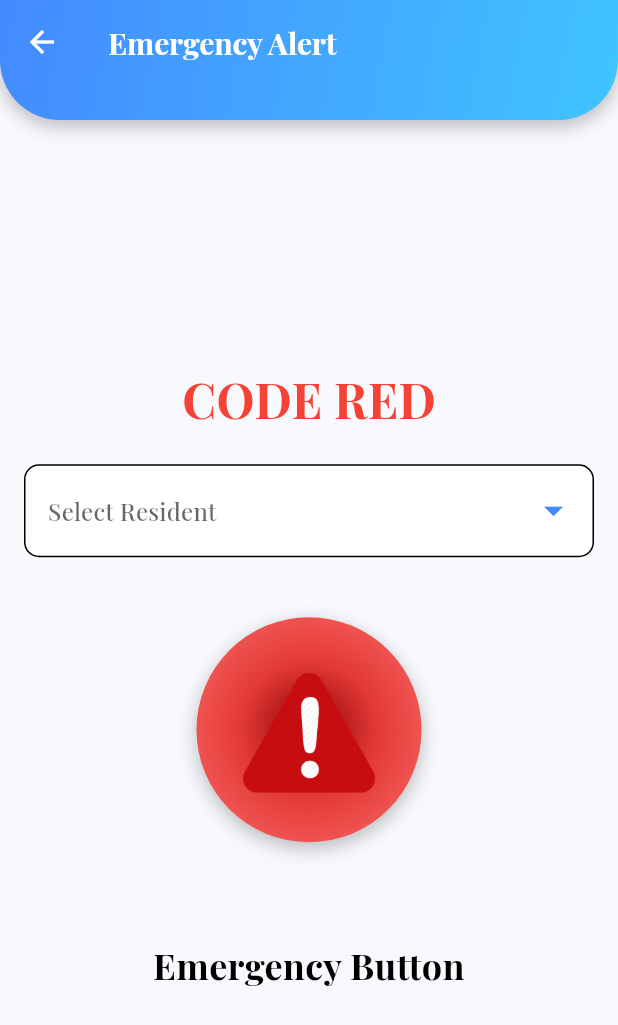
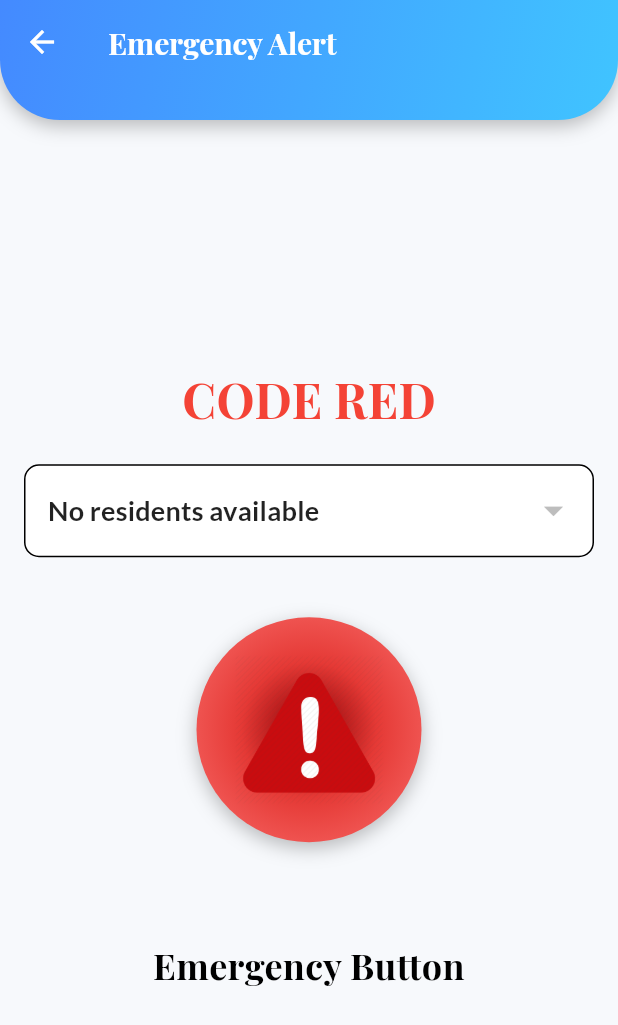
Before and after one commit to xxiimcha/lifeec-mobile, a Flutter app: the EmergencyAlertPage screen opened directly, on a phone screen of 412 x 824 dp. Shown: the top 1025 px of the screen. Run offline on Flutter 3.47's test engine with Material 3 defaults, Android fonts, the phone set to English and light mode, and no system bars; our stand-ins replace dropdown_search, file_picker, fl_chart, flutter_dotenv, font_awesome_flutter, google_fonts and 3 more; accounts and stored records are empty.

Commit message:
Emergency Alert tested

```diff
--- a/lib/activities.dart
+++ b/lib/activities.dart
@@ -76,7 +76,7 @@ class ActivitiesPageState extends State<ActivitiesPage> {
       };
 
       // Use the API URL from the .env file
-      final baseUrl = dotenv.env['API_URL'] ?? 'https://lifeec-mobile.onrender.com/api';
+      final baseUrl = dotenv.env['API_URL'] ?? 'http://localhost:5000/api';
       final url = Uri.parse('$baseUrl/activities/add');
 
       try {
--- a/lib/config.dart
+++ b/lib/config.dart
@@ -1,4 +1,4 @@
 class Config {
   static const String apiKey = "your_api_key_here";
-  static const String baseUrl = "https://lifeec-mobile.onrender.com/api";
+  static const String baseUrl = "http://localhost:5000/api";
 }
--- a/lib/emergency_alert.dart
+++ b/lib/emergency_alert.dart
@@ -204,7 +204,8 @@ class EmergencyAlertPageState extends State<EmergencyAlertPage> with SingleTicke
       borderRadius: BorderRadius.circular(10.0),
     ),
   ),
-                items: residents.map((resident) {
+  items: residents.isNotEmpty
+      ? residents.map((resident) {
           return DropdownMenuItem<String>(
             value: resident.name,
             child: Text(
@@ -216,16 +217,34 @@ class EmergencyAlertPageState extends State<EmergencyAlertPage> with SingleTicke
               ),
             ),
           );
-                }).toList(),
-                onChanged: (String? newValue) {
+        }).toList()
+      : [
+          DropdownMenuItem<String>(
+            value: null,
+            child: Text(
+              'No residents available',
+              style: GoogleFonts.lato(
+                fontSize: 18,
+                fontWeight: FontWeight.bold,
+                color: Colors.black87,
+              ),
+            ),
+          ),
+        ],
+  onChanged: residents.isNotEmpty
+      ? (String? newValue) {
           setState(() {
             _selectedResident = newValue;
           });
-                },
+        }
+      : null,
   dropdownColor: Colors.white,
-                icon: const Icon(Icons.arrow_drop_down, color: Colors.blueAccent),
+  icon: residents.isNotEmpty
+      ? const Icon(Icons.arrow_drop_down, color: Colors.blueAccent)
+      : null,
   iconSize: 30,
 ),
+
               const SizedBox(height: 40),
               GestureDetector(
                 onTapDown: _onTapDown,
--- a/lib/family_chat.dart
+++ b/lib/family_chat.dart
@@ -63,7 +63,7 @@ class FamilyChatPageState extends State<FamilyChatPage> {
 
     try {
       // Construct URL with query parameters
-      final url = Uri.parse('https://lifeec-mobile.onrender.com/api/messages/between-users?senderId=$_senderId&receiverId=${widget.id}');
+      final url = Uri.parse('http://localhost:5000/api/messages/between-users?senderId=$_senderId&receiverId=${widget.id}');
 
       final response = await http.get(url);
 
--- a/lib/health_management.dart
+++ b/lib/health_management.dart
@@ -77,7 +77,7 @@ class HealthManagementPageState extends State<HealthManagementPage> {
   Future<void> fetchResidentData(String selectedResidentId) async {
     final response = await http.get(
       Uri.parse(
-          'https://lifeec-mobile.onrender.com/api/patient/$selectedResidentId'), // Replace with your actual API URL
+          'http://localhost:5000/api/patient/$selectedResidentId'), // Replace with your actual API URL
       headers: {
         'Content-Type': 'application/json',
       },
--- a/lib/login_register.dart
+++ b/lib/login_register.dart
@@ -38,7 +38,7 @@ class LoginRegisterState extends State<LoginRegister>
   late Animation<double> _buttonAnimation;
 
   // Load API URL from .env
-  final String baseUrl = 'https://lifeec-mobile.onrender.com/api/auth';
+  final String baseUrl = 'http://localhost:5000/api/auth';
 
   @override
   void initState() {
@@ -98,7 +98,7 @@ class LoginRegisterState extends State<LoginRegister>
 Future<void> signIn(String email, String password) async {
   try {
     final response = await http.post(
-      Uri.parse('https://lifeec-mobile.onrender.com/api/auth/signin'),
+      Uri.parse('http://localhost:5000/api/auth/signin'),
       headers: {
         'Content-Type': 'application/json',
       },
--- a/lib/messages_page.dart
+++ b/lib/messages_page.dart
@@ -40,7 +40,7 @@ class MessagesPageState extends State<MessagesPage> {
     if (userType == null) return; // If userType is null, exit early
 
     try {
-      final response = await http.get(Uri.parse('https://lifeec-mobile.onrender.com/api/users?userType=$userType'));
+      final response = await http.get(Uri.parse('http://localhost:5000/api/users?userType=$userType'));
 
       print('Response status: ${response.statusCode}');
       print('Response body: ${response.body}');
```
Also changed, not shown: lib/resident_provider.dart (+34 -0 lines), lib/residents_list.dart (+7 -7 lines), 1 other file. Lines whose indentation alone changed are shown as unchanged.
